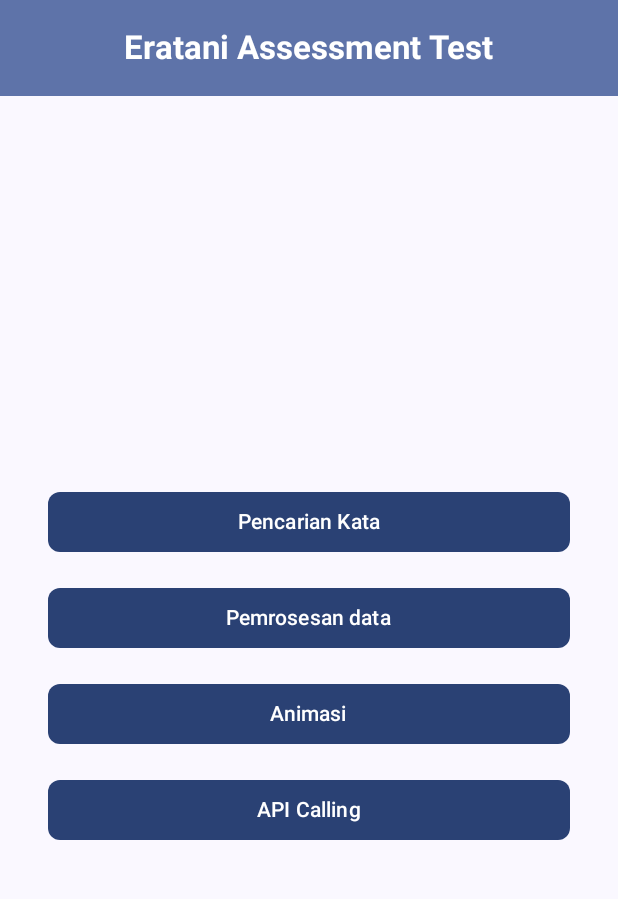
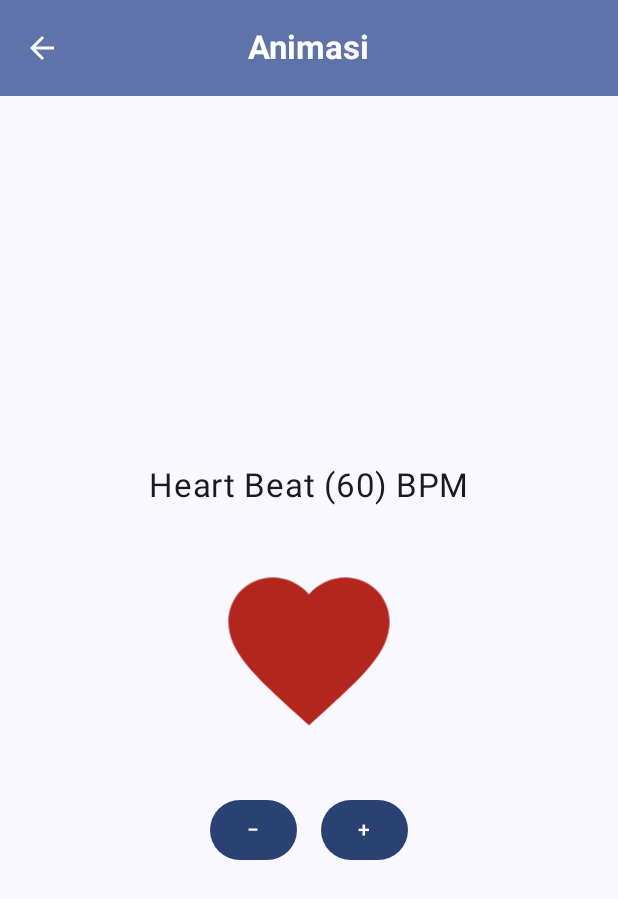
Before and after one commit to zenmobiledev/eratani-assessment-test, an Android app built with Jetpack Compose: the screen it shows after launch (MainActivity), after a tap on "Animasi", on a phone screen of 412 x 824 dp. Shown: the top 899 px of the screen. Run offline under Robolectric (Android 15) with nearby library versions, the phone set to English and light mode, and no system bars.

Commit message:
add animation screen and integrate navigation for animated content

```diff
--- a/app/src/main/java/com/mobbelldev/erataniassessmenttest/navigation/AppNavHost.kt
+++ b/app/src/main/java/com/mobbelldev/erataniassessmenttest/navigation/AppNavHost.kt
@@ -12,6 +12,7 @@ import androidx.navigation.compose.composable
 import androidx.navigation.compose.currentBackStackEntryAsState
 import androidx.navigation.compose.rememberNavController
 import com.mobbelldev.erataniassessmenttest.ui.component.TopAppBarComponent
+import com.mobbelldev.erataniassessmenttest.ui.screen.animation.AnimationScreen
 import com.mobbelldev.erataniassessmenttest.ui.screen.data_processing.DataProcessingScreen
 import com.mobbelldev.erataniassessmenttest.ui.screen.root.RootScreen
 import com.mobbelldev.erataniassessmenttest.ui.screen.word_search.WordSearchScreen
@@ -28,6 +29,7 @@ fun AppNavHost(
         Screen.Root::class.qualifiedName -> "Eratani Assessment Test"
         Screen.WordSearch::class.qualifiedName -> "Pencarian Kata"
         Screen.DataProcessing::class.qualifiedName -> "Pemrosesan Data"
+        Screen.Animation::class.qualifiedName -> "Animasi"
         else -> ""
     }
 
@@ -53,7 +55,10 @@ fun AppNavHost(
                     },
                     moveToDataProcessingScreen = {
                         navController.navigate(route = Screen.DataProcessing)
-                    }
+                    },
+                    moveToAnimation = {
+                        navController.navigate(route = Screen.Animation)
+                    },
                 )
             }
 
@@ -64,6 +69,10 @@ fun AppNavHost(
             composable<Screen.DataProcessing> {
                 DataProcessingScreen()
             }
+
+            composable<Screen.Animation> {
+                AnimationScreen()
+            }
         }
     }
 }
--- a/app/src/main/java/com/mobbelldev/erataniassessmenttest/navigation/Screen.kt
+++ b/app/src/main/java/com/mobbelldev/erataniassessmenttest/navigation/Screen.kt
@@ -12,4 +12,7 @@ sealed class Screen {
 
     @Serializable
     object DataProcessing : Screen()
+
+    @Serializable
+    object Animation : Screen()
 }
--- /dev/null
+++ b/app/src/main/java/com/mobbelldev/erataniassessmenttest/ui/screen/animation/AnimationScreen.kt
@@ -0,0 +1,85 @@
+package com.mobbelldev.erataniassessmenttest.ui.screen.animation
+
+import androidx.compose.animation.core.*
+import androidx.compose.foundation.layout.*
+import androidx.compose.material.icons.Icons
+import androidx.compose.material.icons.filled.Favorite
+import androidx.compose.material3.Button
+import androidx.compose.material3.Icon
+import androidx.compose.material3.MaterialTheme
+import androidx.compose.material3.Text
+import androidx.compose.runtime.*
+import androidx.compose.ui.Alignment
+import androidx.compose.ui.Modifier
+import androidx.compose.ui.draw.scale
+import androidx.compose.ui.unit.dp
+
+@Composable
+fun AnimationScreen(modifier: Modifier = Modifier) {
+    var bpm by remember { mutableStateOf(60f) }
+
+    key(bpm) {
+        val durationPerBeat = (60_000 / bpm).toInt()
+        val infiniteTransition = rememberInfiniteTransition(label = "heart_beat")
+
+        val scale by infiniteTransition.animateFloat(
+            initialValue = 1f,
+            targetValue = 1.4f,
+            animationSpec = infiniteRepeatable(
+                animation = tween(durationMillis = durationPerBeat),
+                repeatMode = RepeatMode.Reverse,
+            ),
+            label = "heart_rate_animation"
+        )
+        HeartRateAnimation(
+            modifier = modifier,
+            scale = scale,
+            bpm = bpm,
+            onIncreaseBpm = { if (bpm < 180) bpm += 5 },
+            onDecreaseBpm = { if (bpm > 40) bpm -= 5 },
+        )
+    }
+}
+
+@Composable
+fun HeartRateAnimation(
+    modifier: Modifier = Modifier,
+    scale: Float,
+    bpm: Float,
+    onIncreaseBpm: () -> Unit,
+    onDecreaseBpm: () -> Unit
+) {
+    Column(
+        modifier = modifier.fillMaxSize(),
+        horizontalAlignment = Alignment.CenterHorizontally,
+        verticalArrangement = Arrangement.Center
+    ) {
+        Text(
+            text = "Heart Beat (${bpm.toInt()}) BPM",
+            fontSize = MaterialTheme.typography.titleLarge.fontSize
+        )
+        Spacer(modifier = Modifier.height(32.dp))
+
+        Icon(
+            imageVector = Icons.Default.Favorite,
+            contentDescription = "Heart Beat",
+            tint = MaterialTheme.colorScheme.error,
+            modifier = Modifier
+                .size(128.dp)
+                .scale(scale)
+        )
+
+        Spacer(modifier = Modifier.height(32.dp))
+
+        Row(
+            horizontalArrangement = Arrangement.spacedBy(16.dp)
+        ) {
+            Button(onClick = onDecreaseBpm) {
+                Text(text = "−")
+            }
+            Button(onClick = onIncreaseBpm) {
+                Text(text = "+")
+            }
+        }
+    }
+}
--- a/app/src/main/java/com/mobbelldev/erataniassessmenttest/ui/screen/root/RootScreen.kt
+++ b/app/src/main/java/com/mobbelldev/erataniassessmenttest/ui/screen/root/RootScreen.kt
@@ -16,6 +16,7 @@ fun RootScreen(
     modifier: Modifier = Modifier,
     moveToWordSearchScreen: () -> Unit,
     moveToDataProcessingScreen: () -> Unit,
+    moveToAnimation: () -> Unit,
 ) {
     Column(
         modifier = modifier.fillMaxSize(),
@@ -58,7 +59,7 @@ fun RootScreen(
                     horizontal = 32.dp,
                     vertical = 8.dp
                 ),
-            onClick = {},
+            onClick = { moveToAnimation() },
             shape = MaterialTheme.shapes.small
         ) {
             Text(text = "Animasi")
@@ -86,7 +87,8 @@ private fun RootScreenPreview() {
     ErataniAssessmentTestTheme {
         RootScreen(
             moveToWordSearchScreen = {},
-            moveToDataProcessingScreen = {}
+            moveToDataProcessingScreen = {},
+            moveToAnimation = {},
         )
     }
 }
```
